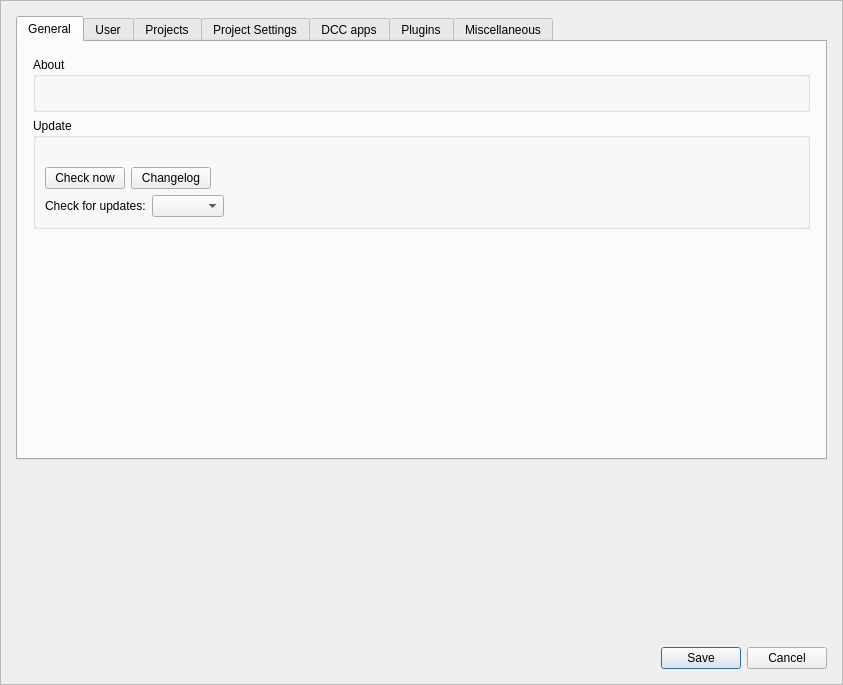
First picture: the form in Prism/Scripts/UserInterfacesPrism/PrismSettings.ui, repository PrismPipeline/Prism, before the edit.
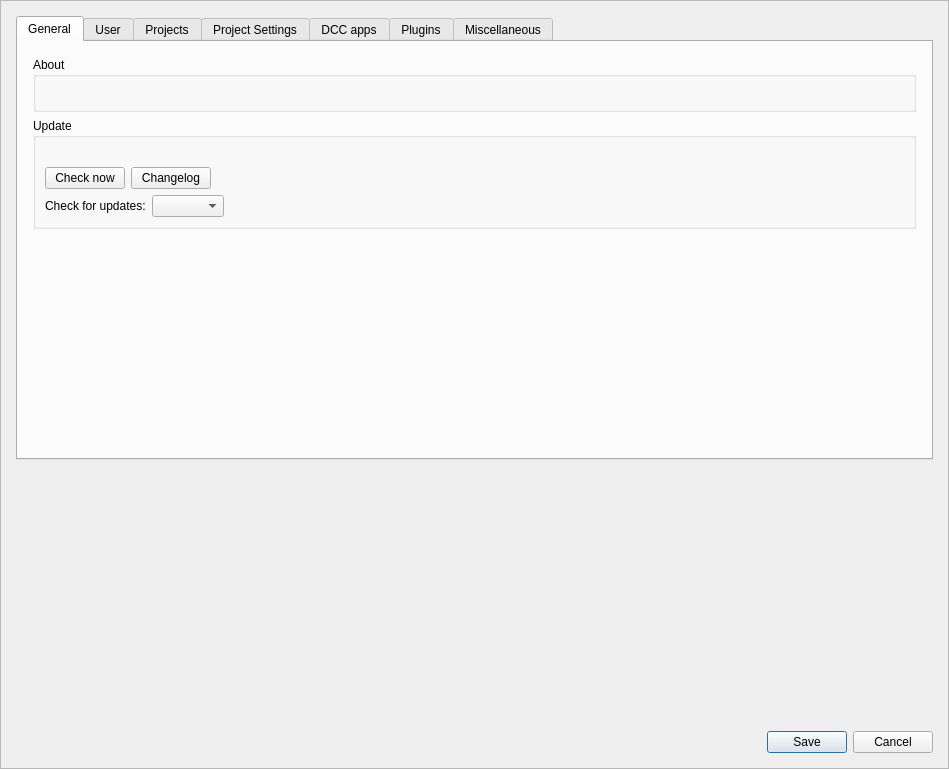
Second picture: the form after the edit.

What changed in the file:
```diff
--- a/Prism/Scripts/UserInterfacesPrism/PrismSettings.ui
+++ b/Prism/Scripts/UserInterfacesPrism/PrismSettings.ui
@@ -6,8 +6,8 @@
    <rect>
     <x>0</x>
     <y>0</y>
-    <width>843</width>
-    <height>685</height>
+    <width>949</width>
+    <height>769</height>
    </rect>
   </property>
   <property name="windowTitle">
@@ -39,8 +39,8 @@
        <rect>
         <x>0</x>
         <y>0</y>
-        <width>841</width>
-        <height>683</height>
+        <width>947</width>
+        <height>767</height>
        </rect>
       </property>
       <layout class="QVBoxLayout" name="verticalLayout_5">
```
